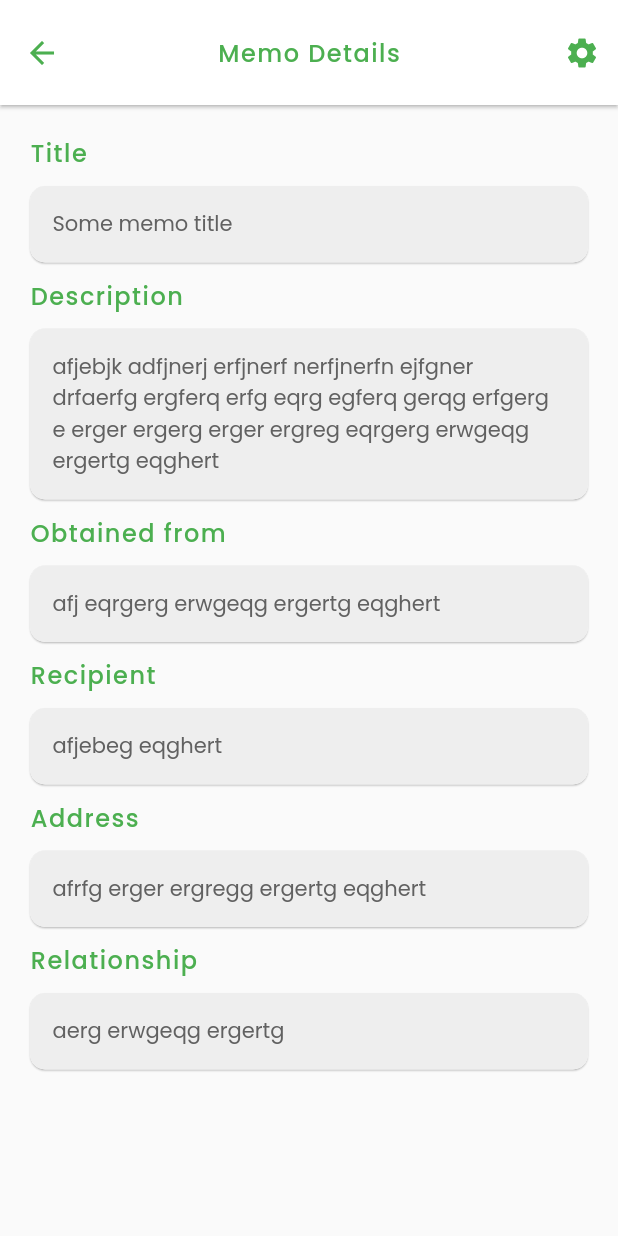
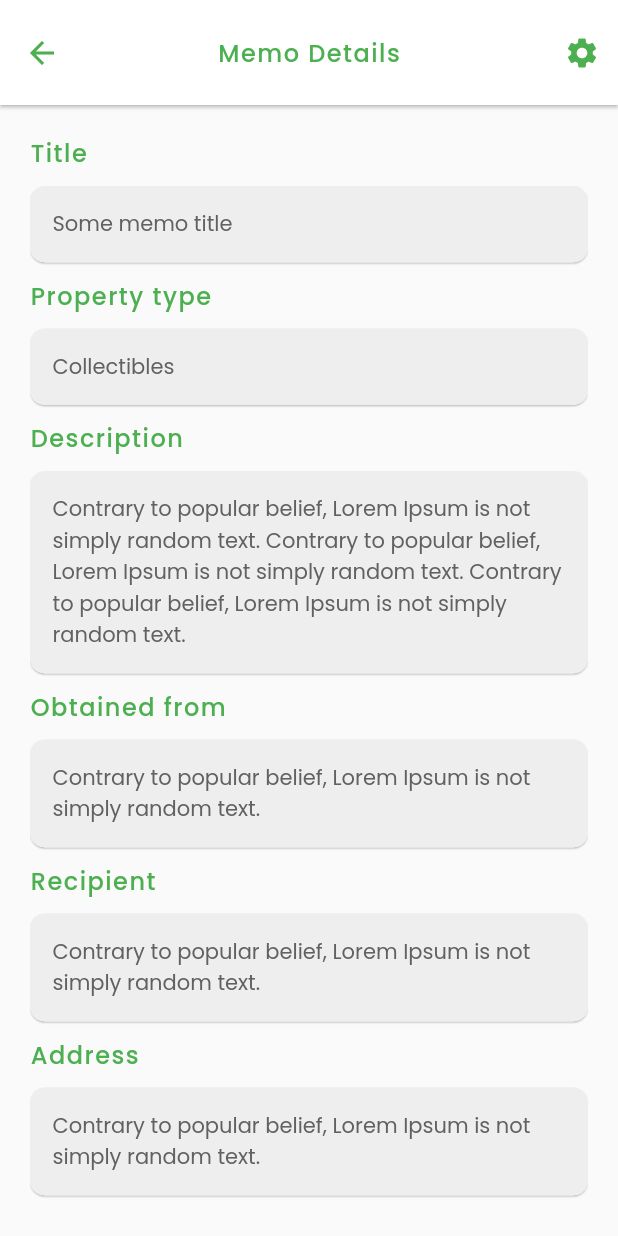
Before and after one commit to Jonathan-Multivurse/Memo, a Flutter app: the MemoDetailsScreen screen opened by its route, after a tap on the "settings" icon, on a phone screen of 412 x 824 dp. Run offline on Flutter 3.47's test engine with Material 2 defaults, Android fonts, the phone set to English and light mode, and no system bars; our stand-ins replace bloc, carousel_slider, cloud_firestore, firebase_auth, firebase_core, flutter_bloc and 4 more; missing offline and left inert: cloud_firestore_web, firebase_auth_web, firebase_core_web, image_picker_for_web, shared_preferences_web; accounts and stored records are empty.

Commit message:
modal and drop down

```diff
--- /dev/null
+++ b/lib/components/modal.dart
@@ -0,0 +1,39 @@
+
+import 'package:flutter/material.dart';
+import 'package:modal_bottom_sheet/modal_bottom_sheet.dart';
+
+class FloatingModal extends StatelessWidget {
+  final Widget child;
+
+  const FloatingModal({Key? key, required this.child}) : super(key: key);
+
+  @override
+  Widget build(BuildContext context) {
+    return SafeArea(
+      child: Material(
+        color: Colors.white,
+        type: MaterialType.card,
+        elevation: 1,
+        borderRadius: BorderRadius.only(
+            topLeft: Radius.circular(25.0), topRight: Radius.circular(25.0)),
+        child: child,
+      ),
+    );
+  }
+}
+
+Future<T> showFloatingModalBottomSheet<T>({
+  required BuildContext context,
+  required WidgetBuilder builder,
+}) async {
+  final result = await showCustomModalBottomSheet(
+      duration: Duration(milliseconds: 100),
+      context: context,
+      builder: builder,
+      containerWidget: (_, animation, child) => FloatingModal(
+            child: child,
+          ),
+      expand: false);
+
+  return result;
+}
--- a/lib/screens/memo_details.dart
+++ b/lib/screens/memo_details.dart
@@ -1,5 +1,7 @@
 import 'package:flutter/material.dart';
+import 'package:ppm/components/modal.dart';
 import 'package:ppm/theme/theme.dart';
+import 'package:ppm/widgets/account/edit_modal.dart';
 
 class MemoDetailsScreen extends StatelessWidget {
   const MemoDetailsScreen({Key? key}) : super(key: key);
@@ -36,7 +38,14 @@ class MemoDetailsScreen extends StatelessWidget {
                 color: Colors.green[500],
                 icon: Icon(Icons.settings),
                 onPressed: () {
-                  // do something
+                  showFloatingModalBottomSheet(
+                    context: context,
+                    builder: (context) => EditModal(
+                      onPressedEdit: () {},
+                      onPressedDelete: () {},
+                      onPressedCancel: () {},
+                    ),
+                  );
                 },
               )
             ],
@@ -70,6 +79,27 @@ class MemoDetailsScreen extends StatelessWidget {
               ),
               SizedBox(height: 10),
               Text(
+                'Property type',
+                style: theme.textTheme.headline3,
+              ),
+              SizedBox(height: 10),
+              Material(
+                borderRadius: BorderRadius.circular(10),
+                elevation: 0.5,
+                child: Container(
+                  padding: EdgeInsets.all(15),
+                  decoration: BoxDecoration(
+                      color: Colors.grey[200],
+                      borderRadius: BorderRadius.circular(10)),
+                  child: Flexible(
+                      child: Text(
+                    'Collectibles',
+                    style: theme.textTheme.subtitle2,
+                  )),
+                ),
+              ),
+              SizedBox(height: 10),
+              Text(
                 'Description',
                 style: theme.textTheme.headline3,
               ),
@@ -84,7 +114,7 @@ class MemoDetailsScreen extends StatelessWidget {
                       borderRadius: BorderRadius.circular(10)),
                   child: Flexible(
                       child: Text(
-                    'afjebjk adfjnerj erfjnerf nerfjnerfn ejfgner  drfaerfg ergferq erfg eqrg egferq gerqg erfgerg e erger ergerg erger ergreg eqrgerg erwgeqg ergertg eqghert ',
+                    'Contrary to popular belief, Lorem Ipsum is not simply random text. Contrary to popular belief, Lorem Ipsum is not simply random text. Contrary to popular belief, Lorem Ipsum is not simply random text. ',
                     style: theme.textTheme.subtitle2,
                   )),
                 ),
@@ -105,7 +135,7 @@ class MemoDetailsScreen extends StatelessWidget {
                       borderRadius: BorderRadius.circular(10)),
                   child: Flexible(
                       child: Text(
-                    'afj eqrgerg erwgeqg ergertg eqghert ',
+                    'Contrary to popular belief, Lorem Ipsum is not simply random text.',
                     style: theme.textTheme.subtitle2,
                   )),
                 ),
@@ -126,7 +156,7 @@ class MemoDetailsScreen extends StatelessWidget {
                       borderRadius: BorderRadius.circular(10)),
                   child: Flexible(
                       child: Text(
-                    'afjebeg eqghert ',
+                    'Contrary to popular belief, Lorem Ipsum is not simply random text.',
                     style: theme.textTheme.subtitle2,
                   )),
                 ),
@@ -147,7 +177,7 @@ class MemoDetailsScreen extends StatelessWidget {
                       borderRadius: BorderRadius.circular(10)),
                   child: Flexible(
                       child: Text(
-                    'afrfg erger ergregg ergertg eqghert ',
+                    'Contrary to popular belief, Lorem Ipsum is not simply random text.',
                     style: theme.textTheme.subtitle2,
                   )),
                 ),
@@ -168,7 +198,7 @@ class MemoDetailsScreen extends StatelessWidget {
                       borderRadius: BorderRadius.circular(10)),
                   child: Flexible(
                       child: Text(
-                    'aerg erwgeqg ergertg',
+                    'Daughter',
                     style: theme.textTheme.subtitle2,
                   )),
                 ),
--- a/pubspec.yaml
+++ b/pubspec.yaml
@@ -31,7 +31,6 @@ dependencies:
     sdk: flutter
   page_transition: ^2.0.4
   carousel_slider: ^4.0.0
-  modal_bottom_sheet: ^1.0.0+1
   image_picker: ^0.7.4
   flutter_bloc: ^8.0.0
   bloc: ^8.0.1
@@ -40,6 +39,7 @@ dependencies:
   cloud_firestore: ^2.5.4
   firebase_core: ^1.10.6
   shared_preferences: ^2.0.8
+  modal_bottom_sheet: ^2.0.0
 
 dev_dependencies:
   flutter_test:
```
Also changed, not shown: lib/widgets/account/edit_modal.dart (added, +61 -0 lines), lib/widgets/memo/form.dart (+38 -0 lines), pubspec.lock, 2 other files.
